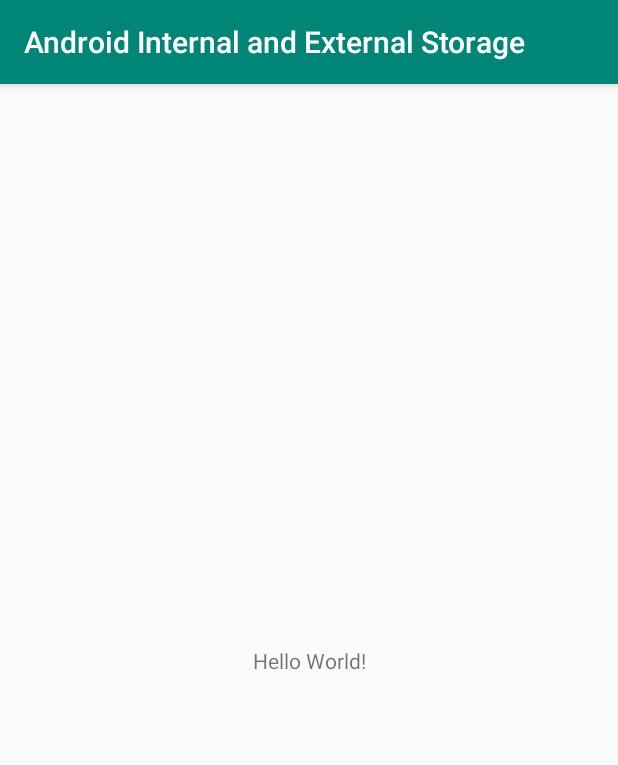
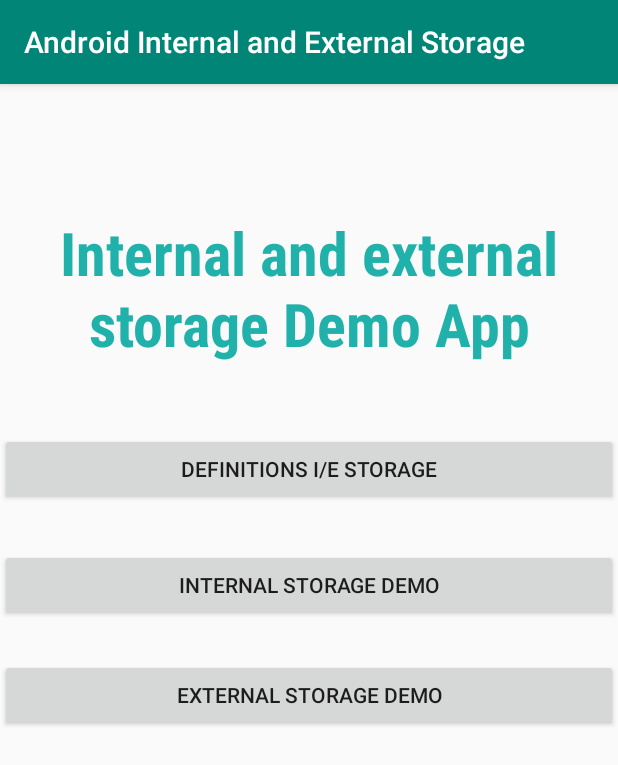
Before and after one commit to piyush11714057/Android-Internal-and-External-Storage-Demonstration, an Android app: the screen it shows after launch (MainActivity), on a phone screen of 412 x 824 dp. Shown: the top 765 px of the screen. Run offline under Robolectric (Android 15) with nearby library versions, the phone set to English and light mode, and no system bars.

Commit message:
Splash Screen and Main Activity layout

```diff
--- a/app/src/main/java/com/godisone/androidinternalandexternalstorage/MainActivity.java
+++ b/app/src/main/java/com/godisone/androidinternalandexternalstorage/MainActivity.java
@@ -1,15 +1,23 @@
 package com.godisone.androidinternalandexternalstorage;
 
 import android.os.Bundle;
+import android.widget.Button;
 
 import androidx.appcompat.app.AppCompatActivity;
 
 public class MainActivity extends AppCompatActivity {
 
+    Button b1,b2,b3;
+
+
     @Override
     protected void onCreate(Bundle savedInstanceState) {
         super.onCreate(savedInstanceState);
         setContentView(R.layout.activity_main);
+        b1=findViewById(R.id.btn_definitions);
+        b2=findViewById(R.id.btn_internal_Storage);
+        b3=findViewById(R.id.btn_external_storage);
+
 
     }
 }
--- /dev/null
+++ b/app/src/main/java/com/godisone/androidinternalandexternalstorage/SplashScreen.java
@@ -0,0 +1,35 @@
+package com.godisone.androidinternalandexternalstorage;
+
+import android.app.Activity;
+import android.content.Intent;
+import android.os.Bundle;
+
+public class SplashScreen extends Activity {
+    @Override
+    protected void onCreate(Bundle savedInstanceState) {
+        super.onCreate(savedInstanceState);
+        setContentView(R.layout.activity_splashscreen);
+
+        Thread timerThread = new Thread(){
+            public void run(){
+                try{
+                    sleep(3000);
+                }catch(InterruptedException e){
+                    e.printStackTrace();
+                }finally{
+                    Intent a = new Intent(SplashScreen.this,MainActivity.class);
+                    startActivity(a);
+                }
+            }
+        };
+        timerThread.start();
+    }
+
+    @Override
+    protected void onPause() {
+        super.onPause();
+        finish();
+    }
+
+
+}
--- a/app/src/main/res/layout/activity_main.xml
+++ b/app/src/main/res/layout/activity_main.xml
@@ -1,18 +1,51 @@
 <?xml version="1.0" encoding="utf-8"?>
-<androidx.constraintlayout.widget.ConstraintLayout xmlns:android="http://schemas.android.com/apk/res/android"
-    xmlns:app="http://schemas.android.com/apk/res-auto"
-    xmlns:tools="http://schemas.android.com/tools"
-    android:layout_width="match_parent"
-    android:layout_height="match_parent"
-    tools:context=".MainActivity">
+<RelativeLayout xmlns:android="http://schemas.android.com/apk/res/android"
+    xmlns:tools="http://schemas.android.com/tools" android:layout_width="match_parent"
+    android:layout_height="match_parent" tools:context=".MainActivity">
+    <TextView
+        android:id="@+id/tv"
+        android:layout_width="match_parent"
+        android:layout_height="wrap_content"
+        android:layout_alignParentTop="true"
+        android:layout_centerHorizontal="true"
+        android:layout_marginTop="85dp"
+        android:fontFamily="sans-serif-condensed"
+        android:gravity="center"
+        android:textColor="#20B2AA"
+        android:text="Internal and external storage Demo App"
+        android:textSize="40dp"
+        android:textStyle="bold" />
 
-    <TextView
+    <Button
+        android:id="@+id/btn_definitions"
         android:layout_width="wrap_content"
         android:layout_height="wrap_content"
-        android:text="Hello World!"
-        app:layout_constraintBottom_toBottomOf="parent"
-        app:layout_constraintLeft_toLeftOf="parent"
-        app:layout_constraintRight_toRightOf="parent"
-        app:layout_constraintTop_toTopOf="parent" />
+        android:layout_alignLeft="@+id/tv"
+        android:layout_alignRight="@+id/tv"
+        android:layout_below="@+id/tv"
+        android:layout_marginTop="46dp"
+        android:text="Definitions I/E Storage" />
 
-</androidx.constraintlayout.widget.ConstraintLayout>
+    <Button
+        android:id="@+id/btn_internal_Storage"
+        android:layout_width="wrap_content"
+        android:layout_height="wrap_content"
+        android:layout_alignLeft="@+id/btn_definitions"
+        android:layout_alignRight="@+id/btn_definitions"
+        android:layout_below="@+id/btn_definitions"
+        android:layout_marginTop="29dp"
+        android:text="Internal Storage Demo" />
+
+    <Button
+        android:id="@+id/btn_external_storage"
+        android:layout_width="wrap_content"
+        android:layout_height="wrap_content"
+        android:layout_alignLeft="@+id/btn_internal_Storage"
+        android:layout_alignRight="@+id/btn_internal_Storage"
+        android:layout_below="@+id/btn_internal_Storage"
+        android:layout_marginTop="25dp"
+        android:text="External Storage Demo"  />
+
+
+
+</RelativeLayout>
--- /dev/null
+++ b/app/src/main/res/layout/activity_splashscreen.xml
@@ -0,0 +1,6 @@
+<?xml version="1.0" encoding="utf-8"?>
+<LinearLayout xmlns:android="http://schemas.android.com/apk/res/android"
+    android:orientation="vertical" android:layout_width="match_parent"
+    android:layout_height="match_parent">
+
+</LinearLayout>
```
